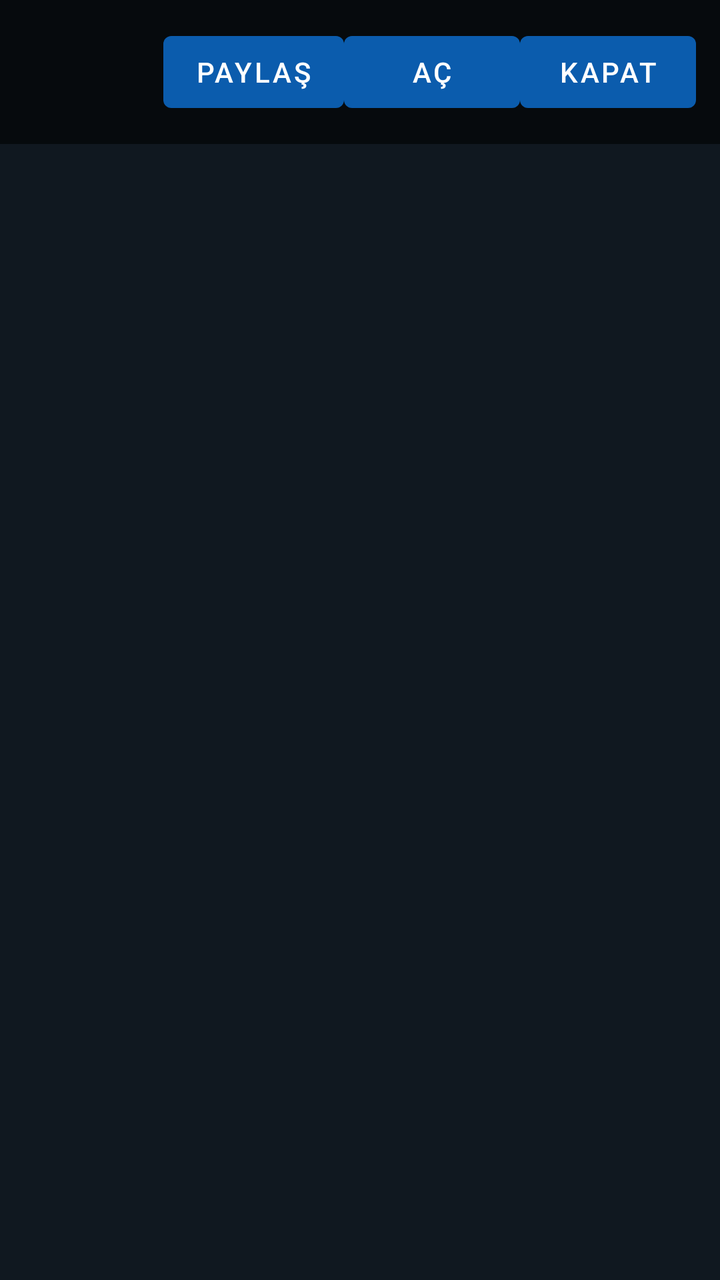
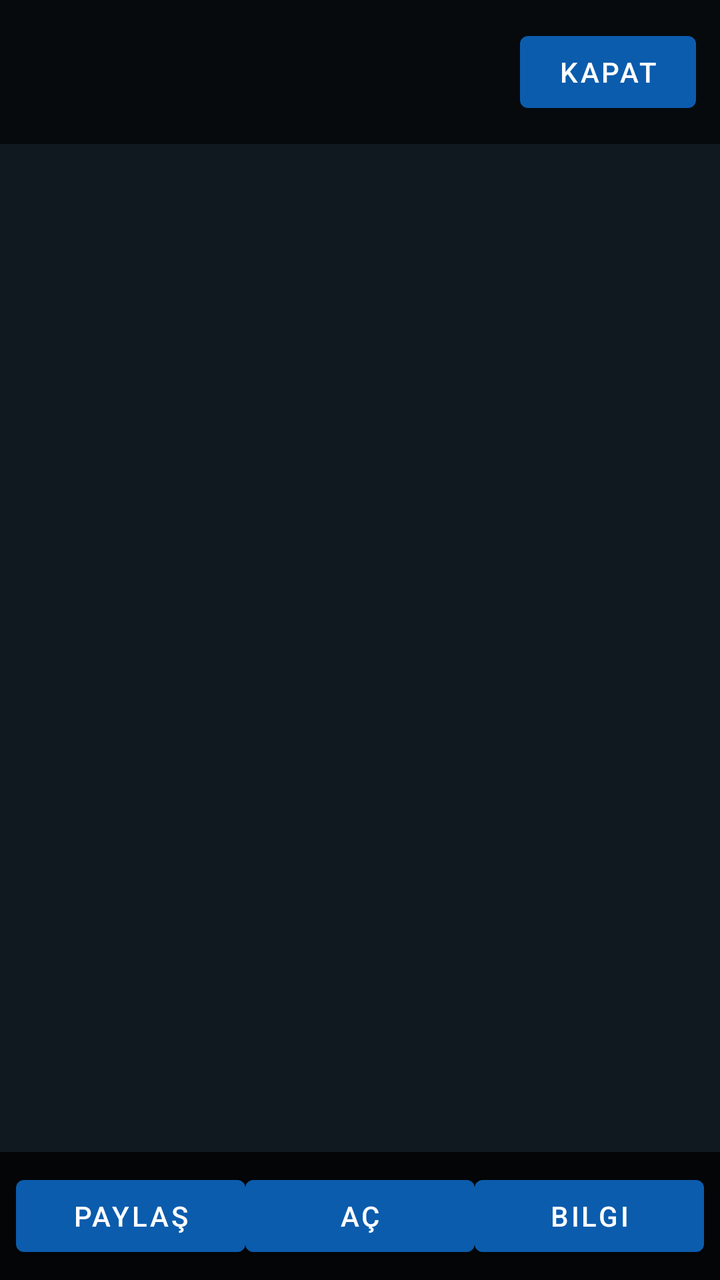

Before-and-after screenshots of an Android layout around one commit, followed by the original layout XML and the change that was made.
<!-- AndroidManifest.xml: activity theme Theme.TRDriver -->
<!-- res/layout/activity_media_preview.xml -->
<?xml version="1.0" encoding="utf-8"?>
<FrameLayout xmlns:android="http://schemas.android.com/apk/res/android"
    android:layout_width="match_parent"
    android:layout_height="match_parent"
    android:background="#101820">

    <ImageView
        android:id="@+id/previewImage"
        android:layout_width="match_parent"
        android:layout_height="match_parent"
        android:adjustViewBounds="true"
        android:scaleType="fitCenter"
        android:visibility="gone" />

    <VideoView
        android:id="@+id/previewVideo"
        android:layout_width="match_parent"
        android:layout_height="match_parent"
        android:layout_gravity="center"
        android:visibility="gone" />

    <TextView
        android:id="@+id/previewAudioHint"
        android:layout_width="match_parent"
        android:layout_height="wrap_content"
        android:layout_gravity="center"
        android:gravity="center"
        android:padding="24dp"
        android:textColor="#FFFFFF"
        android:textSize="16sp"
        android:visibility="gone" />

    <LinearLayout
        android:layout_width="match_parent"
        android:layout_height="wrap_content"
        android:layout_gravity="top"
        android:background="#99000000"
        android:gravity="center_vertical"
        android:orientation="horizontal"
        android:padding="12dp">

        <TextView
            android:id="@+id/previewTitle"
            android:layout_width="0dp"
            android:layout_height="wrap_content"
            android:layout_weight="1"
            android:ellipsize="end"
            android:maxLines="1"
            android:textColor="#FFFFFF"
            android:textStyle="bold" />

        <Button
            android:id="@+id/btnSharePreview"
            android:layout_width="wrap_content"
            android:layout_height="wrap_content"
            android:text="Paylaş" />

        <Button
            android:id="@+id/btnOpenExternal"
            android:layout_width="wrap_content"
            android:layout_height="wrap_content"
            android:text="Aç" />

        <Button
            android:id="@+id/btnClosePreview"
            android:layout_width="wrap_content"
            android:layout_height="wrap_content"
            android:text="Kapat" />
    </LinearLayout>
</FrameLayout>
<!-- resources referenced by this layout -->
<resources>
  <style name="Theme.TRDriver" parent="Theme.MaterialComponents.Light.NoActionBar">
          <item name="colorPrimary">@color/tr_blue</item>
          <item name="colorPrimaryVariant">@color/tr_blue_dark</item>
          <item name="colorOnPrimary">@color/tr_white</item>
          <item name="android:statusBarColor">@color/tr_blue_dark</item>
          <item name="android:windowBackground">@color/tr_sky</item>
      </style>
  <color name="tr_blue">#0B5CAD</color>
  <color name="tr_blue_dark">#083F78</color>
  <color name="tr_white">#FFFFFF</color>
  <color name="tr_sky">#E8F2FC</color>
</resources>

<!-- the commit's change to res/layout/activity_media_preview.xml (unified diff, before → after) -->
@@ -50,21 +50,49 @@
             android:textStyle="bold" />
 
         <Button
-            android:id="@+id/btnSharePreview"
-            android:layout_width="wrap_content"
-            android:layout_height="wrap_content"
-            android:text="Paylaş" />
-
-        <Button
-            android:id="@+id/btnOpenExternal"
-            android:layout_width="wrap_content"
-            android:layout_height="wrap_content"
-            android:text="Aç" />
-
-        <Button
             android:id="@+id/btnClosePreview"
             android:layout_width="wrap_content"
             android:layout_height="wrap_content"
             android:text="Kapat" />
     </LinearLayout>
+
+    <LinearLayout
+        android:id="@+id/previewBottomBar"
+        android:layout_width="match_parent"
+        android:layout_height="wrap_content"
+        android:layout_gravity="bottom"
+        android:background="#CC000000"
+        android:gravity="center"
+        android:orientation="horizontal"
+        android:padding="8dp">
+
+        <Button
+            android:id="@+id/btnSharePreview"
+            android:layout_width="0dp"
+            android:layout_height="wrap_content"
+            android:layout_weight="1"
+            android:text="Paylaş" />
+
+        <Button
+            android:id="@+id/btnOpenExternal"
+            android:layout_width="0dp"
+            android:layout_height="wrap_content"
+            android:layout_weight="1"
+            android:text="Aç" />
+
+        <Button
+            android:id="@+id/btnInfoPreview"
+            android:layout_width="0dp"
+            android:layout_height="wrap_content"
+            android:layout_weight="1"
+            android:text="Bilgi" />
+
+        <Button
+            android:id="@+id/btnDeletePreview"
+            android:layout_width="0dp"
+            android:layout_height="wrap_content"
+            android:layout_weight="1"
+            android:text="Sil"
+            android:visibility="gone" />
+    </LinearLayout>
 </FrameLayout>
